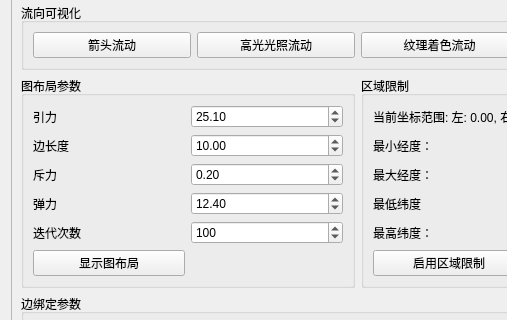
junjiangyue/vis-on-earth-qt-osg, file vis4earth/graph_viser/graph_layout.ui: the form before one commit; both pictures show x 0 to 507 and y 257 to 577 of the 729 by 742 pixel window.
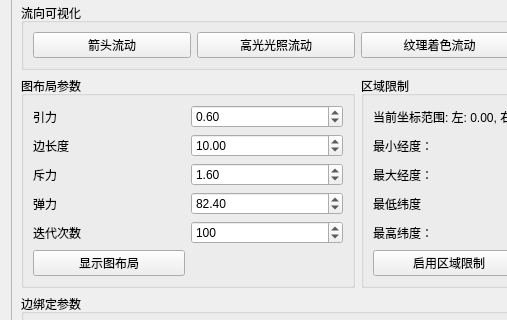
The form after the commit.

Commit message: 图布局完善

Patch:
```diff
--- a/vis4earth/graph_viser/graph_layout.ui
+++ b/vis4earth/graph_viser/graph_layout.ui
@@ -208,7 +208,7 @@
                <double>-100.000000000000000</double>
               </property>
               <property name="value">
-               <double>12.400000000000000</double>
+                              <double>82.400000000000000</double>
               </property>
              </widget>
             </item>
@@ -239,7 +239,7 @@
                <double>-100.000000000000000</double>
               </property>
               <property name="value">
-               <double>25.100000000000001</double>
+                              <double>0.600000000000001</double>
               </property>
              </widget>
             </item>
@@ -280,7 +280,7 @@
                <double>-100.000000000000000</double>
               </property>
               <property name="value">
-               <double>0.200000000000000</double>
+                              <double>1.600000000000000</double>
               </property>
              </widget>
             </item>
```
Lines whose indentation alone changed are shown as unchanged. The commit also changes 4 other files.
